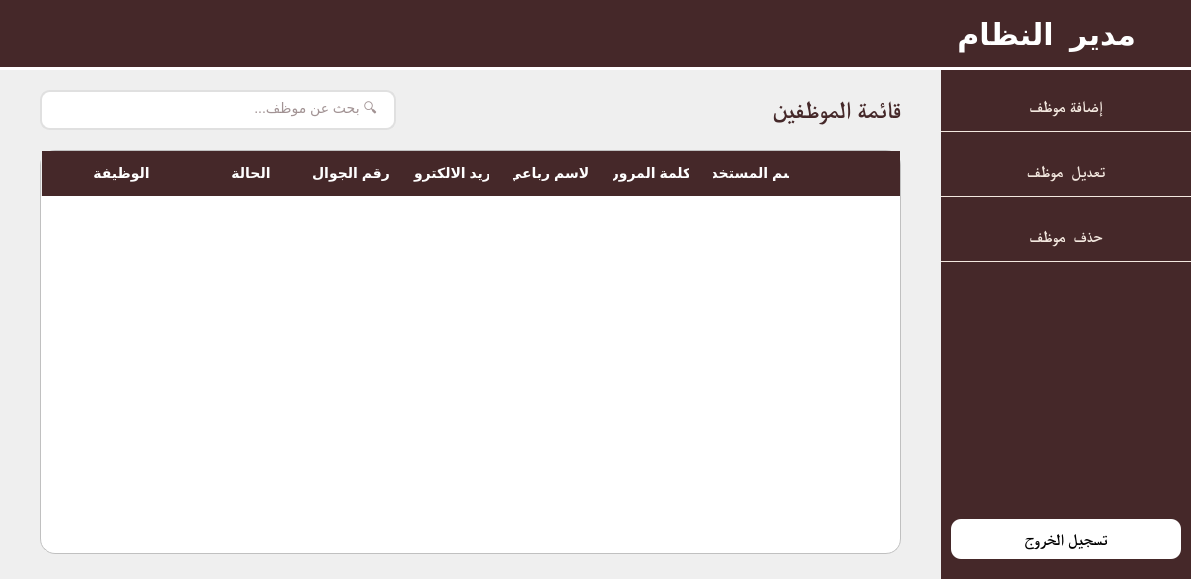
Before: the Qt Designer form admin_dashboard.ui in MOMEN343/G_project, drawn with Qt 5.
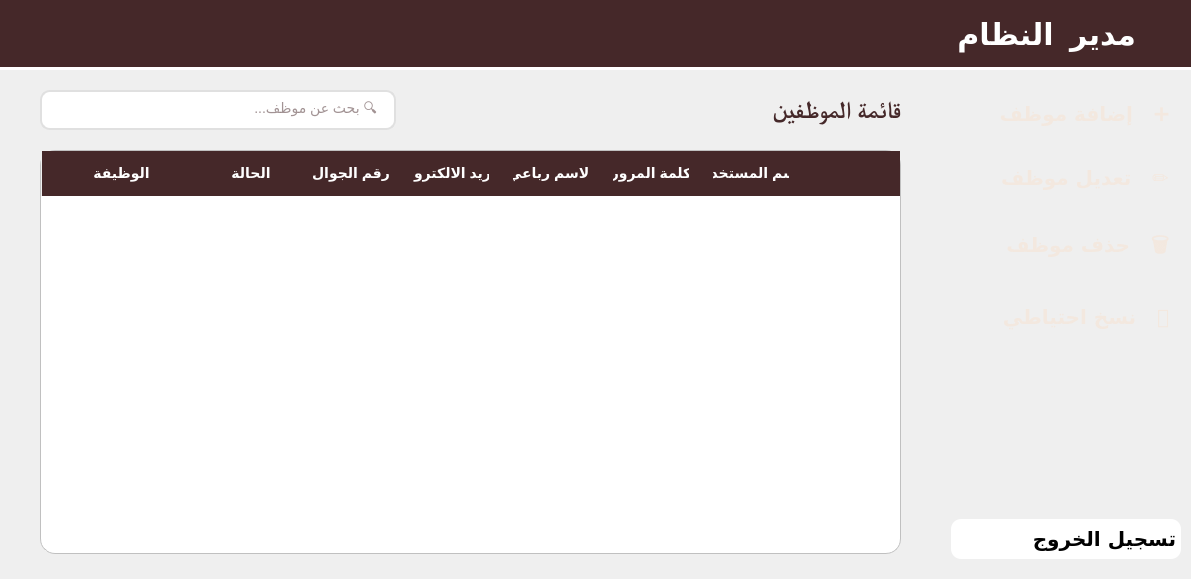
After: the same form once the commit is applied. Icons and pictures are not drawn.

Commit message: Implementation of the backup system, server setup, and deployment of the application as a standalone program.

Patch:
```diff
--- a/admin_dashboard.ui
+++ b/admin_dashboard.ui
@@ -353,12 +353,34 @@
         </property>
         <property name="styleSheet">
          <string notr="true">#sideBar {
-    background-color: #452829;
+    background: qlineargradient(x1:0, y1:0, x2:1, y2:1,
+                                stop:0 #3d1f20, stop:0.5 #452829, stop:1 #3d1f20);
+    border-left: 3px solid rgba(176, 141, 87, 0.3);
 }
 
 QPushButton {
-    background-color: transparent;
+    color: #f3e8df;
     border: none;
+    outline: none;
+    padding: 10px;
+    background: transparent;
+    border-radius: 0px;
+    text-align: right;
+    padding-right: 22px;
+    font-family: 'Alyamama';
+    font-size: 20px;
+}
+
+QPushButton:hover {
+    background-color: rgba(0, 0, 0, 40);
+    color: white;
+}
+
+QPushButton[active=&quot;true&quot;] {
+    background-color: rgba(0, 0, 0, 80);
+    color: white;
+    font-weight: bold;
+    border-right: 5px solid #b08d57;
 }
 
 #logoutBtn {
@@ -375,7 +397,7 @@
         </property>
         <layout class="QVBoxLayout" name="verticalLayout_2">
          <property name="spacing">
-          <number>25</number>
+          <number>20</number>
          </property>
          <property name="leftMargin">
           <number>0</number>
@@ -399,8 +421,8 @@
            </property>
            <property name="font">
             <font>
-             <family>Times New Roman</family>
-             <pointsize>12</pointsize>
+             <family>Alyamama</family>
+             <pointsize>21</pointsize>
              <weight>75</weight>
              <bold>true</bold>
             </font>
@@ -409,21 +431,10 @@
             <cursorShape>PointingHandCursor</cursorShape>
            </property>
            <property name="styleSheet">
-            <string notr="true">QPushButton {
-color:#f3e8df;
-border-bottom: 1px solid #f3e8df ;
-padding-bottom: 10px;
-
-}
-
-QPushButton:hover {
-    background: white;
-	color:#452829;
-	padding-bottom: 5px;
-}</string>
+            <string notr="true"/>
            </property>
            <property name="text">
-            <string>إضافة موظف</string>
+            <string>إضافة موظف   ➕</string>
            </property>
           </widget>
          </item>
@@ -437,8 +448,8 @@
            </property>
            <property name="font">
             <font>
-             <family>Times New Roman</family>
-             <pointsize>12</pointsize>
+             <family>Alyamama</family>
+             <pointsize>21</pointsize>
              <weight>75</weight>
              <bold>true</bold>
             </font>
@@ -447,21 +458,10 @@
             <cursorShape>PointingHandCursor</cursorShape>
            </property>
            <property name="styleSheet">
-            <string notr="true">QPushButton {
-color:#f3e8df;
-border-bottom: 1px solid #f3e8df ;
-padding-bottom: 10px;
-
-}
-
-QPushButton:hover {
-    background: white;
-	color:#452829;
-	padding-bottom: 5px;
-}</string>
+            <string notr="true"/>
            </property>
            <property name="text">
-            <string>تعديل  موظف</string>
+            <string>تعديل موظف   ✏️</string>
            </property>
           </widget>
          </item>
@@ -475,8 +475,8 @@
            </property>
            <property name="font">
             <font>
-             <family>Times New Roman</family>
-             <pointsize>12</pointsize>
+             <family>Alyamama</family>
+             <pointsize>21</pointsize>
              <weight>75</weight>
              <bold>true</bold>
             </font>
@@ -485,21 +485,34 @@
             <cursorShape>PointingHandCursor</cursorShape>
            </property>
            <property name="styleSheet">
-            <string notr="true">QPushButton {
-color:#f3e8df;
-border-bottom: 1px solid #f3e8df ;
-padding-bottom: 10px;
-
-}
-
-QPushButton:hover {
-    background: white;
-	color:#452829;
-	padding-bottom: 5px;
-}</string>
+            <string notr="true"/>
            </property>
            <property name="text">
-            <string>حذف  موظف</string>
+            <string>حذف موظف   🗑️</string>
+           </property>
+          </widget>
+         </item>
+         <item>
+          <widget class="QPushButton" name="backupBtn">
+           <property name="minimumSize">
+            <size>
+             <width>0</width>
+             <height>40</height>
+            </size>
+           </property>
+           <property name="font">
+            <font>
+             <family>Alyamama</family>
+             <pointsize>21</pointsize>
+             <weight>75</weight>
+             <bold>true</bold>
+            </font>
+           </property>
+           <property name="cursor">
+            <cursorShape>PointingHandCursor</cursorShape>
+           </property>
+           <property name="text">
+            <string>نسخ احتياطي   💾</string>
            </property>
           </widget>
          </item>
@@ -532,8 +545,8 @@
            </property>
            <property name="font">
             <font>
-             <family>Times New Roman</family>
-             <pointsize>12</pointsize>
+             <family>Alyamama</family>
+             <pointsize>18</pointsize>
              <weight>75</weight>
              <bold>true</bold>
             </font>
```
The commit also changes 236 other files.
